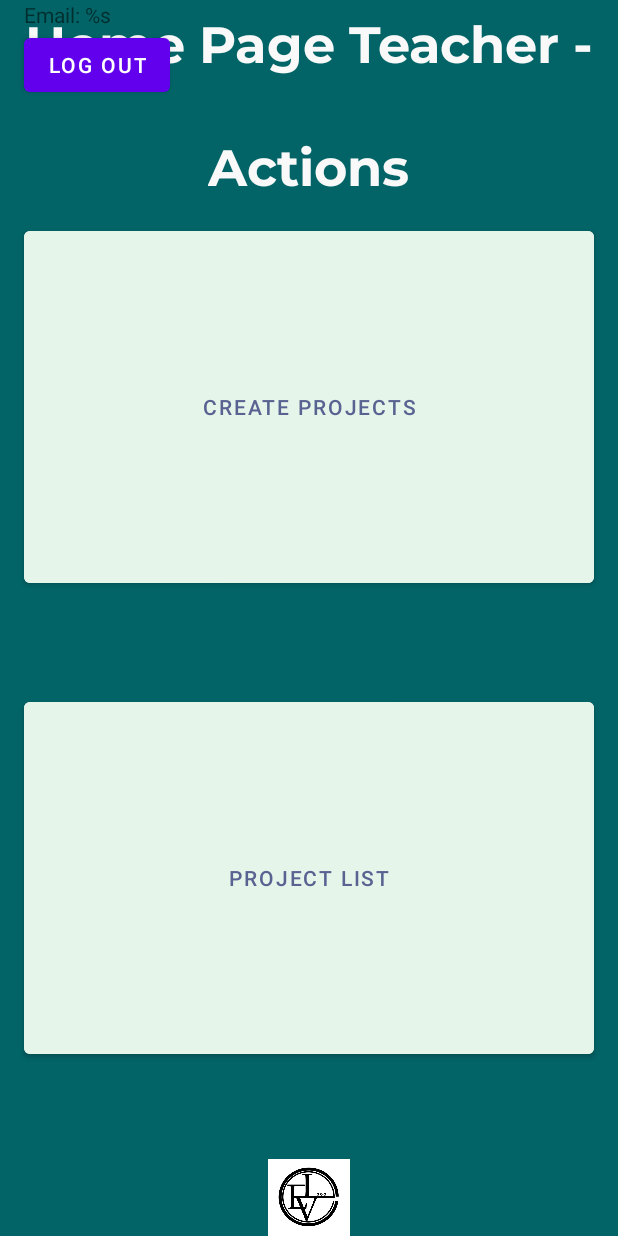
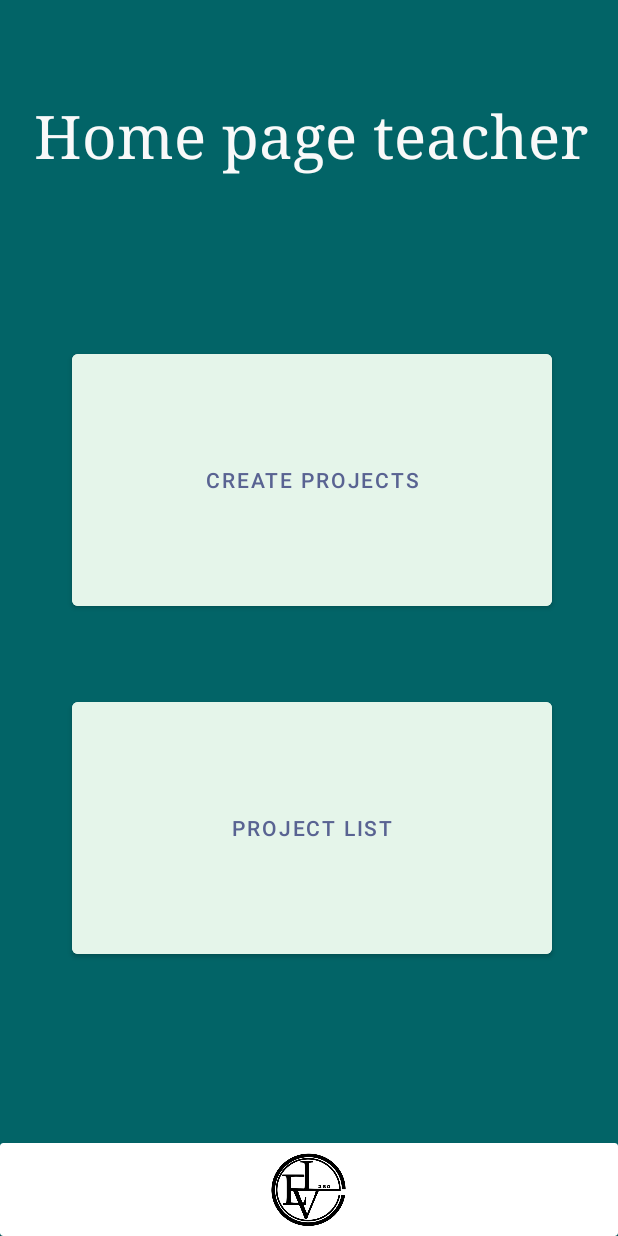
Before and after one commit to MaximeBourge/Eval_360_mobile_V2, an Android app: the HomePageTeacherActivity screen opened directly, with no data from a screen before it, on a phone screen of 412 x 824 dp. Run offline under Robolectric (Android 15) with nearby library versions, the phone set to English and light mode, and no system bars; Roboto replaces fonts that are not available here.

Commit message:
page create group et home page teacher marche

```diff
--- a/app/src/main/java/fr/isen/eval_360_mobile/MainActivity.kt
+++ b/app/src/main/java/fr/isen/eval_360_mobile/MainActivity.kt
@@ -19,7 +19,7 @@ class MainActivity : AppCompatActivity() {
 
         val buttonStudent = findViewById<Button>(R.id.btn_get_student)
         buttonStudent.setOnClickListener {
-            val intent = Intent(this, Eleve::class.java)
+            val intent = Intent(this, HomePageTeacherActivity::class.java)
             startActivity(intent)
         }
 
--- a/app/src/main/res/layout/activity_home_page_teacher.xml
+++ b/app/src/main/res/layout/activity_home_page_teacher.xml
@@ -7,102 +7,56 @@
     android:background="#026467"
     tools:context=".teacherView.HomePageTeacherActivity">
 
+
     <Button
         android:id="@+id/buttonProjects"
-        android:layout_width="0dp"
-        android:layout_height="0dp"
-        android:layout_marginStart="16dp"
-        android:layout_marginTop="40dp"
-        android:layout_marginEnd="16dp"
-        android:layout_marginBottom="64dp"
+        android:layout_width="320dp"
+        android:layout_height="180dp"
+        android:layout_marginEnd="44dp"
+        android:layout_marginBottom="120dp"
         android:backgroundTint="#E5F5EA"
         android:text="@string/projects"
         android:textColor="#596392"
-        app:layout_constraintBottom_toTopOf="@+id/imageView"
-        app:layout_constraintEnd_toEndOf="parent"
-        app:layout_constraintHorizontal_bias="1.0"
-        app:layout_constraintStart_toStartOf="parent"
-        app:layout_constraintTop_toBottomOf="@+id/textView" />
+        app:layout_constraintBottom_toTopOf="@+id/cardView4"
+        app:layout_constraintEnd_toEndOf="parent" />
 
     <Button
         android:id="@+id/buttonCreateProjects"
-        android:layout_width="0dp"
-        android:layout_height="0dp"
-        android:layout_marginStart="16dp"
-        android:layout_marginTop="8dp"
-        android:layout_marginEnd="16dp"
-        android:layout_marginBottom="8dp"
+        android:layout_width="320dp"
+        android:layout_height="180dp"
+        android:layout_marginEnd="44dp"
+        android:layout_marginBottom="52dp"
         android:backgroundTint="#E5F5EA"
         android:text="@string/create_projects"
         android:textColor="#596392"
-        app:layout_constraintBottom_toTopOf="@+id/textView"
-        app:layout_constraintEnd_toEndOf="parent"
-        app:layout_constraintHorizontal_bias="0.0"
-        app:layout_constraintStart_toStartOf="parent"
-        app:layout_constraintTop_toBottomOf="@+id/textViewEvaL"
-        app:layout_constraintVertical_bias="1.0" />
-
-    <TextView
-        android:id="@+id/textViewEvaL"
-        android:layout_width="wrap_content"
-        android:layout_height="wrap_content"
-        android:layout_marginTop="32dp"
-        android:fontFamily="@font/montserrat_bold"
-        android:text="@string/action"
-        android:textColor="#F9F9F9"
-        android:textSize="34sp"
-        app:layout_constraintEnd_toEndOf="parent"
-        app:layout_constraintStart_toStartOf="parent"
-        app:layout_constraintTop_toBottomOf="@+id/textViewEvaL360" />
+        app:layout_constraintBottom_toTopOf="@+id/buttonProjects"
+        app:layout_constraintEnd_toEndOf="parent" />
 
     <TextView
         android:id="@+id/textViewEvaL360"
         android:layout_width="wrap_content"
         android:layout_height="wrap_content"
-        android:layout_marginTop="8dp"
-        android:fontFamily="@font/montserrat_bold"
-        android:text="@string/home_page_teacher"
+        android:layout_marginTop="64dp"
+        android:layout_marginEnd="20dp"
+        android:text="Home page teacher"
         android:textColor="#F9F9F9"
-        android:textSize="34sp"
+        android:textSize="40sp"
+        android:typeface="serif"
         app:layout_constraintEnd_toEndOf="parent"
-        app:layout_constraintStart_toStartOf="parent"
         app:layout_constraintTop_toTopOf="parent" />
 
-    <ImageView
-        android:id="@+id/imageView"
-        android:layout_width="85dp"
-        android:layout_height="51dp"
+    <androidx.cardview.widget.CardView
+        android:id="@+id/cardView4"
+        android:layout_width="412dp"
+        android:layout_height="62dp"
         app:layout_constraintBottom_toBottomOf="parent"
-        app:layout_constraintEnd_toEndOf="parent"
-        app:layout_constraintStart_toStartOf="parent"
-        app:srcCompat="@drawable/logo" />
+        app:layout_constraintEnd_toEndOf="parent">
 
-    <TextView
-        android:id="@+id/emailtextView"
-        android:layout_width="wrap_content"
-        android:layout_height="wrap_content"
-        android:layout_marginStart="16dp"
-        android:layout_marginTop="8dp"
-        android:text="@string/email_home_page"
-        app:layout_constraintStart_toStartOf="parent"
-        app:layout_constraintTop_toBottomOf="@+id/btn_get_teacher" />
-
-    <Button
-        android:id="@+id/button5"
-        android:layout_width="wrap_content"
-        android:layout_height="wrap_content"
-        android:layout_marginStart="16dp"
-        android:text="@string/Log_out"
-        app:layout_constraintStart_toStartOf="parent"
-        app:layout_constraintTop_toBottomOf="@+id/emailtextView" />
-
-    <TextView
-        android:id="@+id/textView"
-        android:layout_width="wrap_content"
-        android:layout_height="wrap_content"
-        app:layout_constraintBottom_toBottomOf="parent"
-        app:layout_constraintEnd_toEndOf="parent"
-        app:layout_constraintStart_toStartOf="parent"
-        app:layout_constraintTop_toTopOf="parent" />
+        <ImageView
+            android:id="@+id/imageView6"
+            android:layout_width="wrap_content"
+            android:layout_height="63dp"
+            app:srcCompat="@drawable/logo" />
+    </androidx.cardview.widget.CardView>
 
 </androidx.constraintlayout.widget.ConstraintLayout>
--- a/app/src/main/res/layout/activity_main.xml
+++ b/app/src/main/res/layout/activity_main.xml
@@ -57,11 +57,12 @@
         android:id="@+id/textViewEvaL360"
         android:layout_width="wrap_content"
         android:layout_height="wrap_content"
-        android:layout_marginTop="48dp"
+        android:layout_marginBottom="32dp"
         android:text="Eval 360"
         android:textColor="#F9F9F9"
         android:textSize="60sp"
         android:typeface="serif"
+        app:layout_constraintBottom_toTopOf="@+id/cardView3"
         app:layout_constraintEnd_toEndOf="parent"
         app:layout_constraintStart_toStartOf="parent"
         app:layout_constraintTop_toTopOf="parent" />
```
Also changed, not shown: app/src/main/res/layout/activity_create_project.xml (+60 -13 lines).
